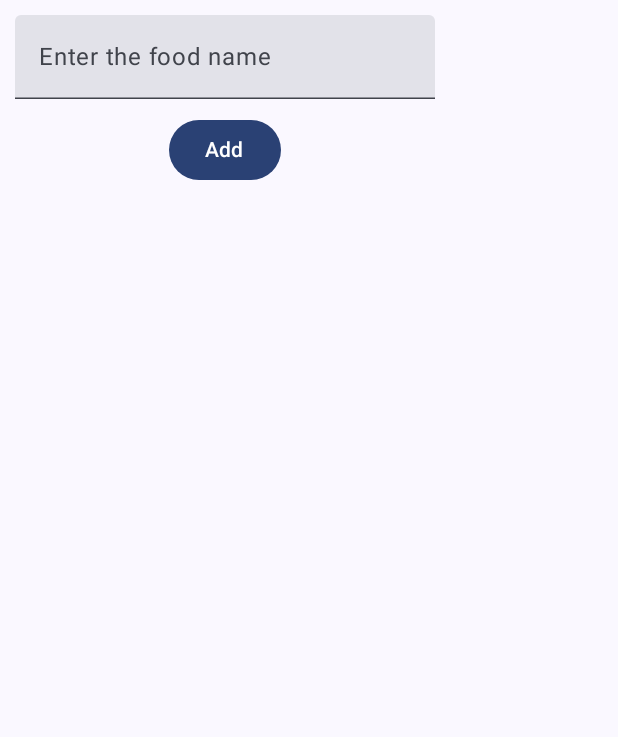
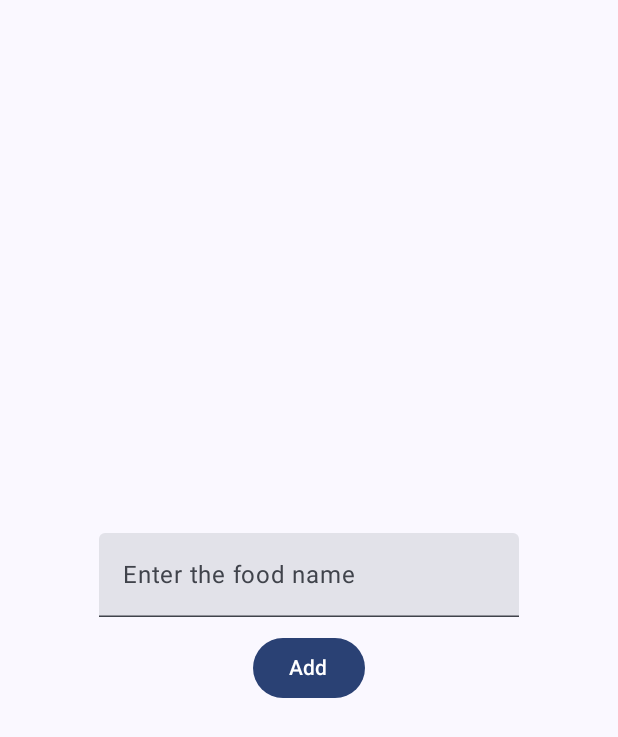
Before and after one commit to Brian-Kwong/FoodScanner, an Android app built with Jetpack Compose: the screen it shows after launch (MainActivity), on a phone screen of 412 x 824 dp. Shown: the top 737 px of the screen. Run offline under Robolectric (Android 15) with nearby library versions, the phone set to English and light mode, and no system bars.

Commit message:
align center

```diff
--- a/app/src/main/java/com/zybooks/foodscanner/MainActivity.kt
+++ b/app/src/main/java/com/zybooks/foodscanner/MainActivity.kt
@@ -5,6 +5,7 @@ import android.os.Bundle
 import androidx.activity.ComponentActivity
 import androidx.activity.compose.setContent
 import androidx.activity.enableEdgeToEdge
+import androidx.compose.foundation.layout.Box
 import androidx.compose.foundation.layout.fillMaxHeight
 import androidx.compose.foundation.layout.fillMaxSize
 import androidx.compose.foundation.layout.fillMaxWidth
@@ -24,7 +25,9 @@ class MainActivity : ComponentActivity() {
         setContent {
             FoodScannerTheme {
                 Scaffold(modifier = Modifier.fillMaxWidth()) { innerPadding ->
-                    InputTable(modifier = Modifier.padding(innerPadding))
+                   Box(modifier = Modifier.fillMaxSize().padding(innerPadding), contentAlignment = Alignment.Center) {
+                       InputTable(modifier = Modifier.align(Alignment.Center))
+                   }
                 }
             }
         }
```
